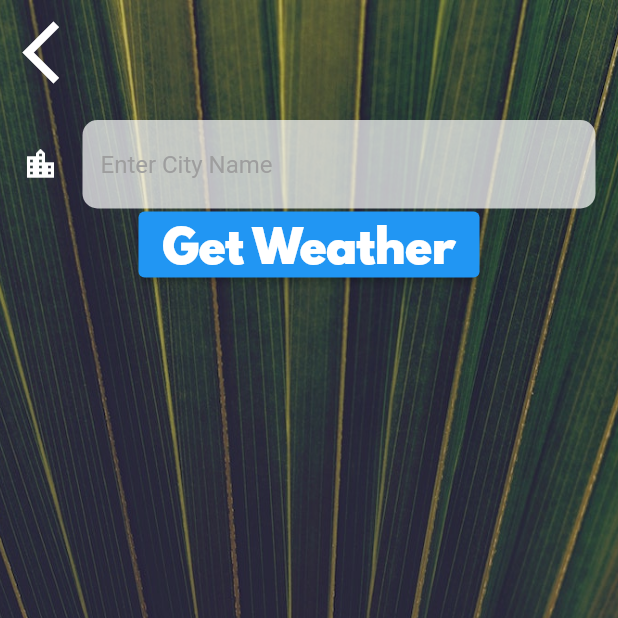
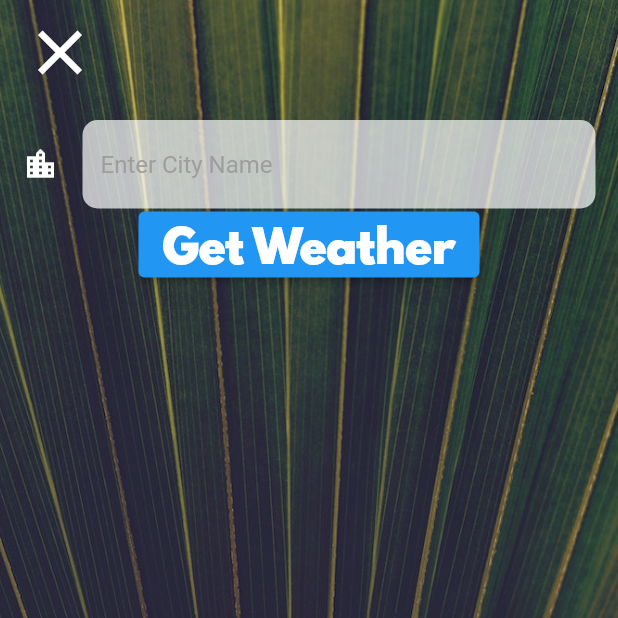
Before and after one commit to PascalJK/clima, a Flutter app: the screen it shows after launch, after a tap on the "location city" icon, on a phone screen of 412 x 824 dp, the top half of it. Run offline on Flutter 3.47's test engine with Material 2 defaults, Android fonts, the phone set to English and light mode, and no system bars; our stand-ins replace flutter_spinkit, geolocator.

Commit message:
- worked on passing city data from CityScreen to locationScreen then fetching weather data based on city? entered. - added some saftey-checks.

```diff
--- a/lib/screens/city_screen.dart
+++ b/lib/screens/city_screen.dart
@@ -34,7 +34,7 @@ class _CityScreenState extends State<CityScreen> {
                       Navigator.pop(context);
                     },
                     child: const Icon(
-                      Icons.arrow_back_ios,
+                      Icons.close,
                       size: kIconSize,
                     ),
                   ),
@@ -50,7 +50,13 @@ class _CityScreenState extends State<CityScreen> {
                   ),
                 ),
                 ElevatedButton(
-                  onPressed: () {},
+                  onPressed: () {
+                    if (cityName.isEmpty) {
+                      print("empty");
+                      return;
+                    }
+                    Navigator.pop(context, cityName.trim());
+                  },
                   child: const Text(
                     'Get Weather',
                     style: kButtonTextStyle,
--- a/lib/screens/location_screen.dart
+++ b/lib/screens/location_screen.dart
@@ -73,12 +73,17 @@ class _LocationScreenState extends State<LocationScreen> {
                       ),
                     ),
                     GestureDetector(
-                      onTap: () {
-                        Navigator.push(
-                            context,
-                            MaterialPageRoute(
-                              builder: (context) => const CityScreen(),
-                            ));
+                      onTap: () async {
+                        var typedName = await Navigator.push(
+                          context,
+                          MaterialPageRoute(
+                            builder: (context) => const CityScreen(),
+                          ),
+                        );
+                        if (typedName != null) {
+                          updateUI(
+                              await WeatherModel.getCityWeather(typedName));
+                        }
                       },
                       child: const Icon(
                         Icons.location_city,
--- a/lib/services/networking.dart
+++ b/lib/services/networking.dart
@@ -1,10 +1,9 @@
 import 'dart:convert';
 
-import 'package:geolocator/geolocator.dart';
 import 'package:http/http.dart' as http;
 
 class NetworkHelper {
-  static Future getData(Uri uri, Position position) async {
+  static Future getData(Uri uri) async {
     var response = await http.get(uri);
     if (response.statusCode == 200) {
       print(response.body);
--- a/lib/services/weather.dart
+++ b/lib/services/weather.dart
@@ -1,18 +1,20 @@
-import 'package:flutter/material.dart';
-
-import '../screens/location_screen.dart';
 import '../utilities/constants.dart';
 import 'location.dart';
 import 'networking.dart';
 
 class WeatherModel {
+  static Future getCityWeather(String cityName) async {
+    return await NetworkHelper.getData(Uri.parse(
+        "$kOpenWeatherMapUrl?q=$cityName&appid=$kApiKey&units=metric"));
+  }
+
   static Future getLocationWeather() async {
     var position = await Location.getCurrentLocation();
     if (position == null) return {};
 
     var uri = Uri.parse(
         "$kOpenWeatherMapUrl?lat=${position.latitude}&lon=${position.longitude}&appid=$kApiKey&units=metric");
-    return await NetworkHelper.getData(uri, position);
+    return await NetworkHelper.getData(uri);
   }
 
   static String getWeatherIcon(int condition) {
```
